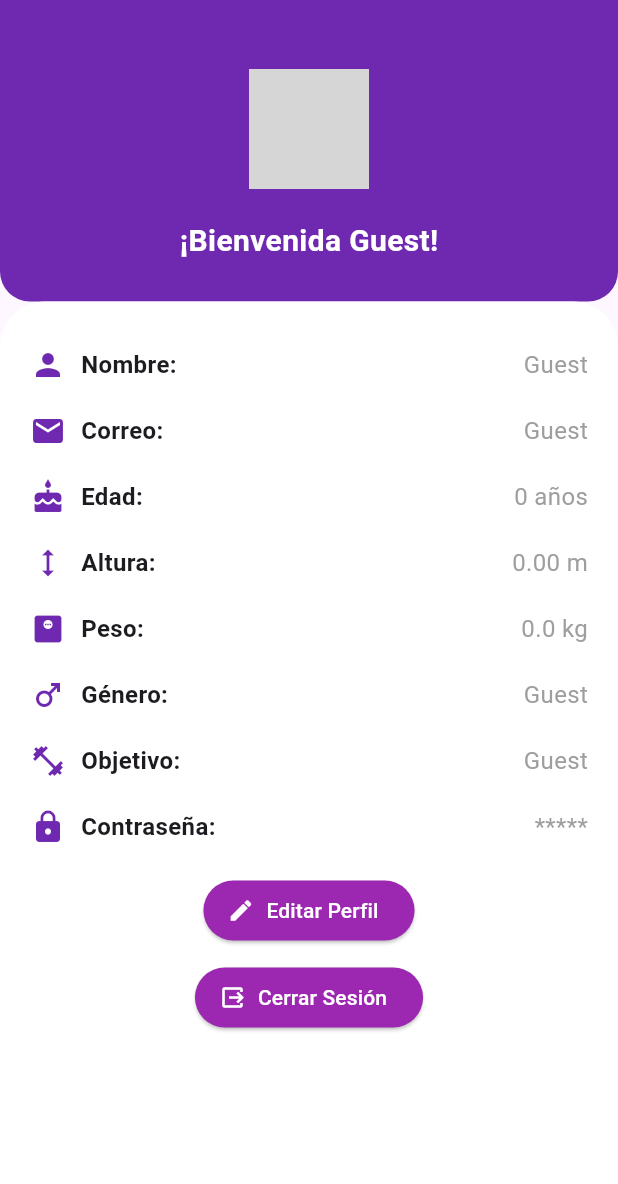
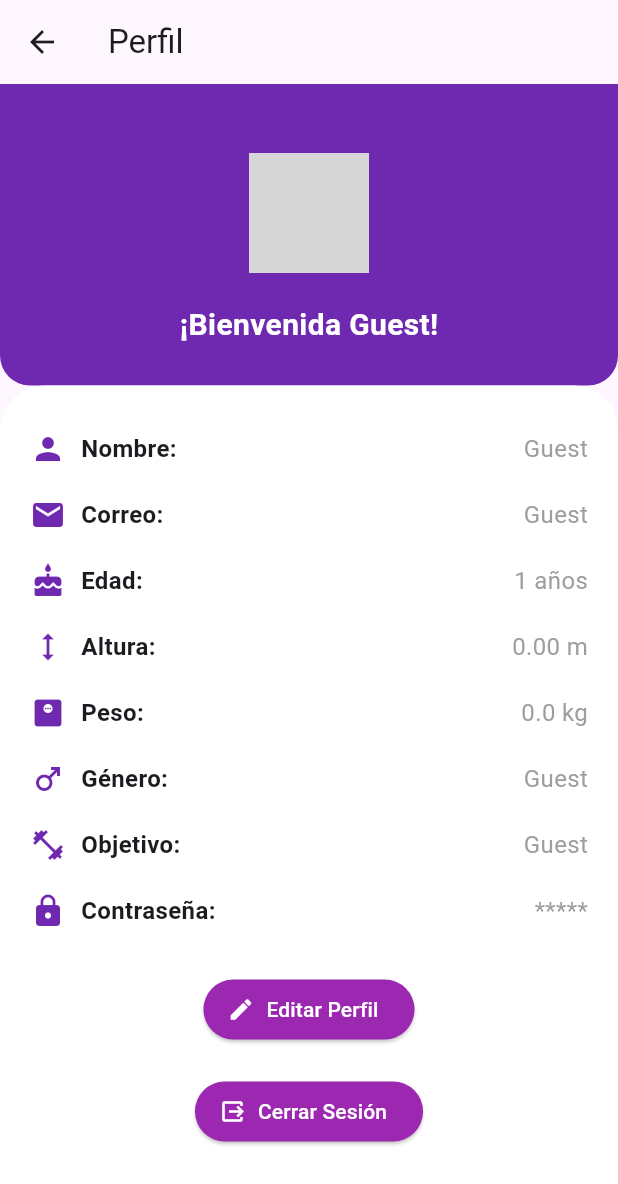
Before and after one commit to pilicorredor/Calorie_Count_Movile, a Flutter app: the UserPage screen opened directly, on a phone screen of 412 x 824 dp. Shown: the top 1184 px of the screen. Run offline on Flutter 3.47's test engine with Material 3 defaults, Android fonts, the phone set to English and light mode, and no system bars; our stand-ins replace easy_date_timeline, fl_chart, flutter_riverpod, flutter_speed_dial, fluttertoast, go_router and 5 more; missing offline and left inert: flutter_material_color_picker; accounts and stored records are empty; network calls fail; grey boxes are pictures that could not be loaded.

Commit message:
Add editprofile

```diff
--- a/lib/pages/user_page.dart
+++ b/lib/pages/user_page.dart
@@ -1,23 +1,55 @@
 import 'package:calorie_counter/models/user.dart';
+import 'package:calorie_counter/pages/edit_profile_page.dart';
+import 'package:calorie_counter/pages/home_page.dart';
+import 'package:calorie_counter/pages/login_page.dart';
 import 'package:calorie_counter/widgets/user_page/user_info.dart';
 import 'package:calorie_counter/widgets/user_page/user_profile_header.dart';
 import 'package:flutter/material.dart';
 import 'package:fluttertoast/fluttertoast.dart';
 
-class UserPage extends StatelessWidget {
+class UserPage extends StatefulWidget {
   final User? user;
 
   const UserPage({Key? key, this.user}) : super(key: key);
 
   @override
+  _UserPageState createState() => _UserPageState();
+}
+
+class _UserPageState extends State<UserPage> {
+  late User? currentUser;
+
+  @override
+  void initState() {
+    super.initState();
+    currentUser = widget.user;
+  }
+
+  @override
   Widget build(BuildContext context) {
     return Scaffold(
+      appBar: AppBar(
+        title: const Text('Perfil'),
+        leading: IconButton(
+          icon: const Icon(Icons.arrow_back),
+          onPressed: () {
+/*            Navigator.pushReplacement(
+              context,
+              MaterialPageRoute(
+                builder: (context) => HomePage(arguments: currentUser),
+              ),
+            );*/
+            //Navigator.pushReplacementNamed(context, 'home');
+          },
+        ),
+      ),
       body: Column(
         children: [
           UserProfileHeader(
-              username: user?.name ?? 'Guest',
-              profileImageUrl:
-                  'https://static.semrush.com/persona/personas/4436574'), // Sección del encabezado
+            username: currentUser?.name ?? 'Guest',
+            profileImageUrl:
+                'https://static.semrush.com/persona/personas/4436574', // Sección del encabezado
+          ),
           Expanded(
             child: Container(
               padding: const EdgeInsets.all(20.0),
@@ -31,20 +63,38 @@ class UserPage extends StatelessWidget {
               child: Column(
                 children: [
                   UserInfo(
-                    userId: user?.userId ?? 0,
-                    name: user?.name ?? 'Guest',
-                    email: user?.email ?? 'Guest',
-                    age: user?.age ?? 0,
-                    weight: user?.weight ?? 0,
-                    height: user?.height ?? 0,
-                    gender: user?.gender ?? 'Guest',
-                    goal: user?.goal ?? 'Guest',
-                    password: user?.password ?? 'Guest',
+                    userId: currentUser?.userId ?? 0,
+                    name: currentUser?.name ?? 'Guest',
+                    email: currentUser?.email ?? 'Guest',
+                    age: currentUser?.age ?? 1,
+                    weight: currentUser?.weight ?? 0,
+                    height: currentUser?.height ?? 0,
+                    gender: currentUser?.gender ?? 'Guest',
+                    goal: currentUser?.goal ?? 'Guest',
+                    password: currentUser?.password ?? 'Guest',
                   ), // Sección de información
-                  const SizedBox(height: 10),
+                  const SizedBox(height: 20),
                   ElevatedButton.icon(
-                    onPressed: () {
-                      // Acción de editar perfil
+                    onPressed: () async {
+                      // Navegar a la página de edición de perfil y esperar el retorno del usuario actualizado
+                      final updatedUser = await Navigator.push<User>(
+                        context,
+                        MaterialPageRoute(
+                          builder: (context) => EditProfilePage(
+                              user: currentUser!), // Pasa el objeto currentUser
+                        ),
+                      );
+
+                      if (updatedUser != null) {
+                        // Si se ha editado el perfil, muestra el mensaje y actualiza el usuario
+                        Fluttertoast.showToast(msg: "Perfil actualizado");
+                        setState(() {
+                          currentUser =
+                              updatedUser; // Actualiza el estado con el nuevo usuario
+                        });
+                      } else {
+                        currentUser = currentUser;
+                      }
                     },
                     style: ElevatedButton.styleFrom(
                       backgroundColor: const Color.fromRGBO(156, 40, 177, 1.0),
@@ -53,11 +103,17 @@ class UserPage extends StatelessWidget {
                     icon: const Icon(Icons.edit),
                     label: const Text('Editar Perfil'),
                   ),
-
-                  const SizedBox(height: 10),
+                  const SizedBox(height: 20),
                   ElevatedButton.icon(
                     onPressed: () {
-                      Navigator.pushReplacementNamed(context, 'login');
+                      Navigator.pushAndRemoveUntil(
+                        context,
+                        MaterialPageRoute(
+                            builder: (context) =>
+                                const LoginPage()), // Reemplaza LoginPage con tu pantalla de login
+                        (Route<dynamic> route) =>
+                            false, // Esta condición asegura que todas las rutas anteriores sean eliminadas
+                      );
                     },
                     style: ElevatedButton.styleFrom(
                       backgroundColor: const Color.fromRGBO(156, 40, 177, 1.0),
```
Also changed, not shown: lib/pages/edit_profile_page.dart (added, +181 -0 lines), lib/providers/db_authentication.dart (+13 -0 lines).
